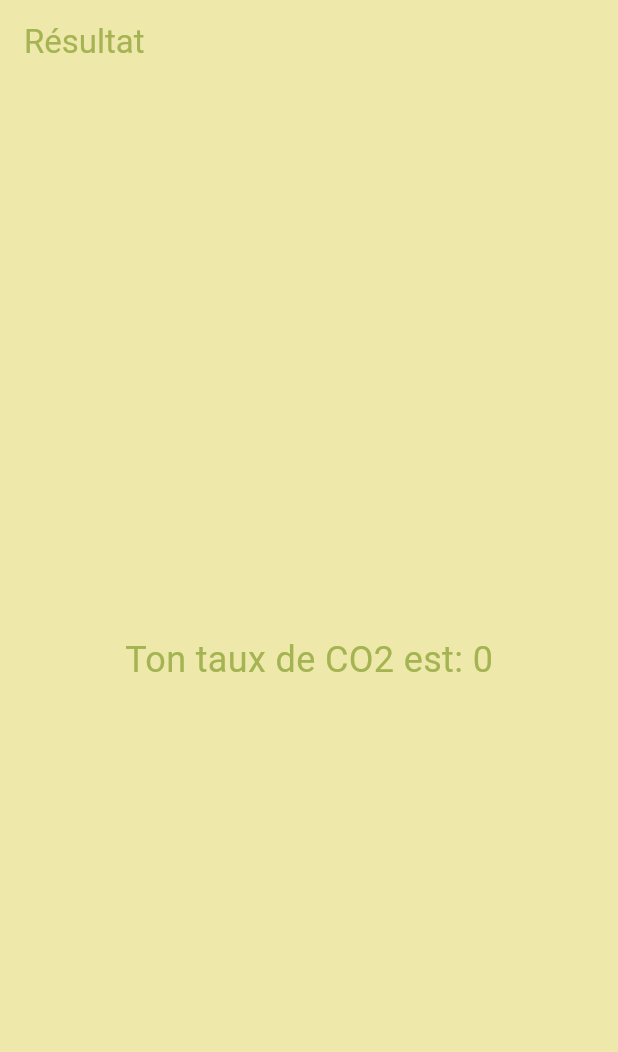
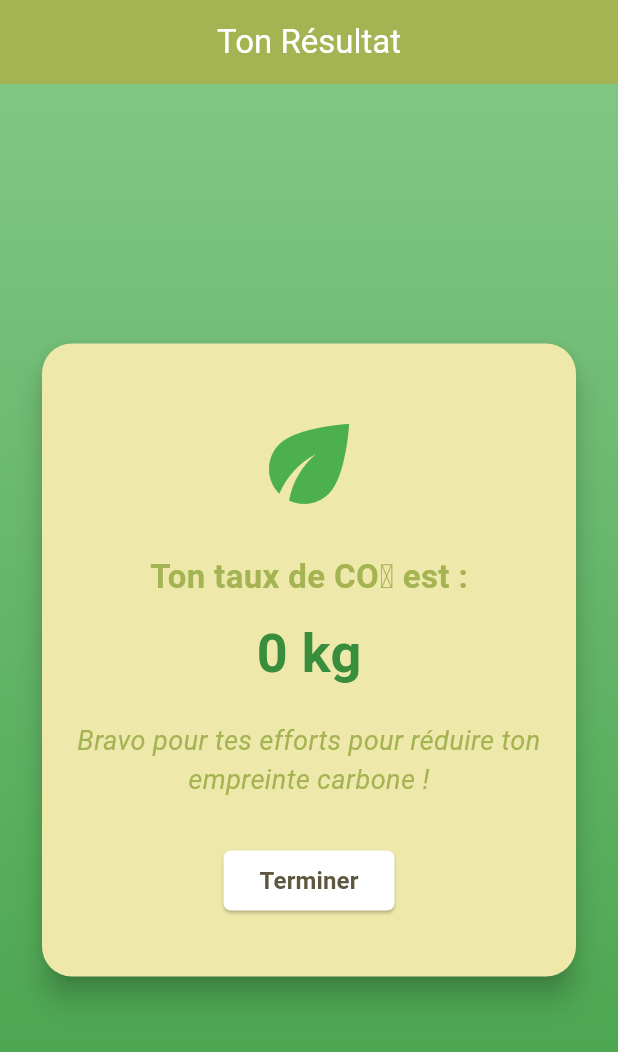
Before and after one commit to HugoM38/EcoQuizz, a Flutter app: the ResultPage screen opened directly with empty values, on a phone screen of 412 x 824 dp. Shown: the top 1052 px of the screen. Run offline on Flutter 3.47's test engine with Material 3 defaults, Android fonts, the phone set to English and light mode, and no system bars; our stand-ins replace shared_preferences; accounts and stored records are empty.

Commit message:
feat: update style of result page

```diff
--- a/lib/ui/quiz/result_page.dart
+++ b/lib/ui/quiz/result_page.dart
@@ -1,3 +1,5 @@
+import 'package:ecoquizz/ui/widgets/ecoquizz_appbar.dart';
+import 'package:ecoquizz/ui/widgets/ecoquizz_button.dart';
 import 'package:flutter/material.dart';
 
 class ResultPage extends StatelessWidget {
@@ -8,13 +10,74 @@ class ResultPage extends StatelessWidget {
   @override
   Widget build(BuildContext context) {
     return Scaffold(
-      appBar: AppBar(
-        title: Text('Résultat'),
+      appBar: EcoQuizzAppBar(
+        title: "Ton Résultat",
       ),
-      body: Center(
-        child: Text(
-          'Ton taux de CO2 est: $totalImpact',
-          style: TextStyle(fontSize: 24),
+      body: Container(
+        decoration: BoxDecoration(
+          gradient: LinearGradient(
+            colors: [Colors.green.shade300, Colors.green.shade600],
+            begin: Alignment.topCenter,
+            end: Alignment.bottomCenter,
+          ),
+        ),
+        child: Center(
+          child: Padding(
+            padding: const EdgeInsets.all(24.0),
+            child: Card(
+              elevation: 8,
+              shape: RoundedRectangleBorder(
+                borderRadius: BorderRadius.circular(20),
+              ),
+              child: Padding(
+                padding:
+                    const EdgeInsets.symmetric(vertical: 40, horizontal: 20),
+                child: Column(
+                  mainAxisSize: MainAxisSize.min,
+                  children: [
+                    Icon(
+                      Icons.eco,
+                      color: Colors.green,
+                      size: 80,
+                    ),
+                    SizedBox(height: 20),
+                    Text(
+                      'Ton taux de CO₂ est :',
+                      style: TextStyle(
+                        fontSize: 22,
+                        fontWeight: FontWeight.bold,
+                      ),
+                    ),
+                    SizedBox(height: 10),
+                    Text(
+                      '$totalImpact kg',
+                      style: TextStyle(
+                        fontSize: 36,
+                        fontWeight: FontWeight.bold,
+                        color: Colors.green.shade700,
+                      ),
+                    ),
+                    SizedBox(height: 20),
+                    Text(
+                      'Bravo pour tes efforts pour réduire ton empreinte carbone !',
+                      textAlign: TextAlign.center,
+                      style: TextStyle(
+                        fontSize: 18,
+                        fontStyle: FontStyle.italic,
+                      ),
+                    ),
+                    SizedBox(height: 30),
+                    EcoQuizzButton(
+                      title: "Terminer",
+                      onPressed: () {
+                        Navigator.pop(context);
+                      },
+                    )
+                  ],
+                ),
+              ),
+            ),
+          ),
         ),
       ),
     );
```
